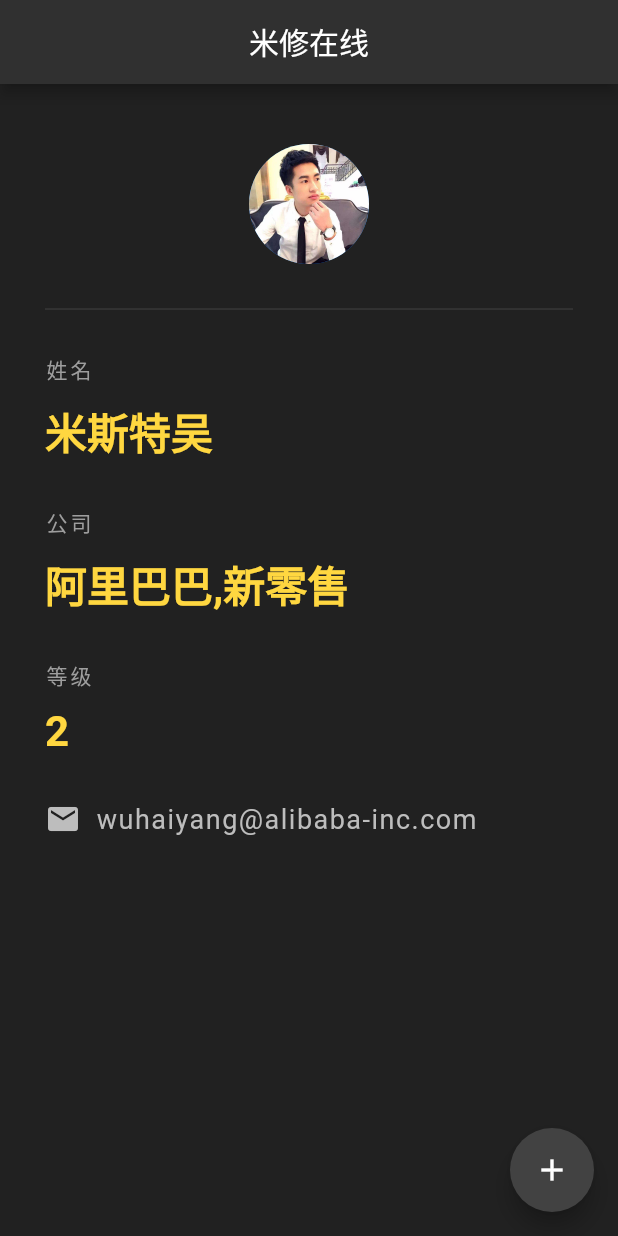
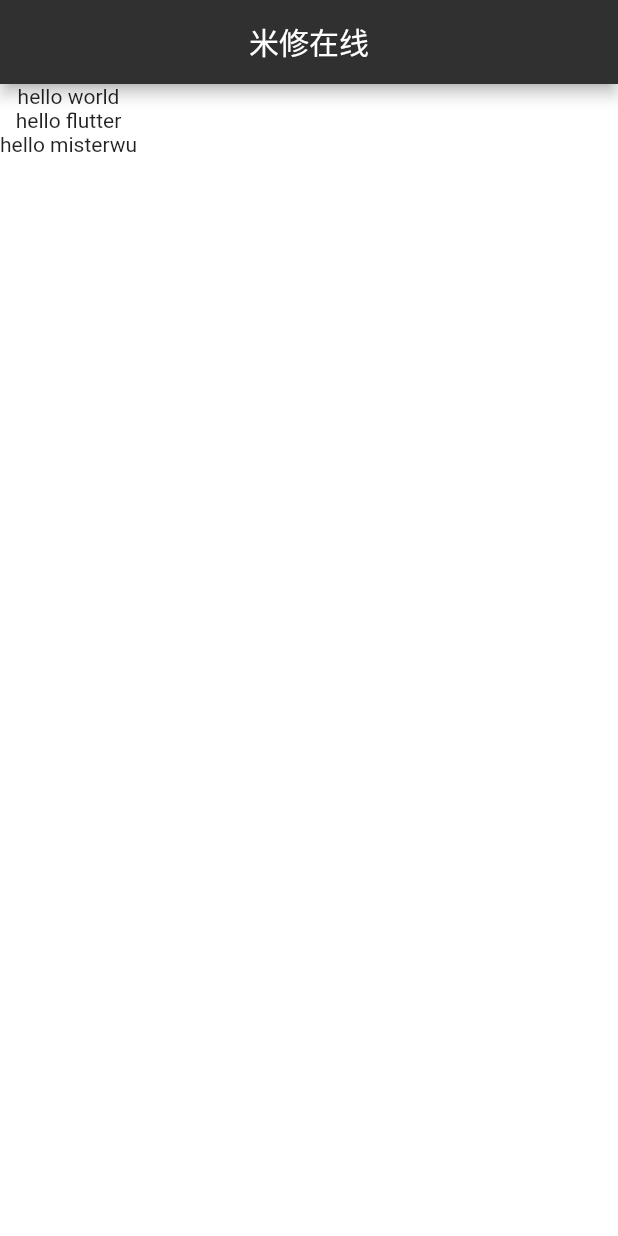
Before and after one commit to hemiahwu/flutter-basic-playlist, a Flutter app: the screen it shows after launch, on a phone screen of 412 x 824 dp. Run offline on Flutter 3.47's test engine with Material 2 defaults, Android fonts, the phone set to English and light mode, and no system bars.

Commit message:
lesson-15

```diff
--- a/lib/main.dart
+++ b/lib/main.dart
@@ -10,91 +10,34 @@ class Home extends StatefulWidget {
 }
 
 class _HomeState extends State<Home> {
-  int level = 2;
+
+  List<String> datas = [
+    "hello world",
+    "hello flutter",
+    "hello misterwu"
+  ];
+
   @override
   Widget build(BuildContext context) {
     return Scaffold(
-      backgroundColor: Colors.grey[900],
+      backgroundColor: Colors.white,
       appBar: AppBar(
         title: Text("米修在线"),
         centerTitle: true,
         backgroundColor: Colors.grey[850],
       ),
-      floatingActionButton: FloatingActionButton(
-        onPressed: (){
-          setState(() {
-            level += 1;
-          });
-        },
-        backgroundColor: Colors.grey[800],
-        child: Icon(Icons.add),
-      ),
-      body: Padding(
-          padding: const EdgeInsets.fromLTRB(30.0, 40.0, 30.0, 0),
-          child: Column(
-            crossAxisAlignment: CrossAxisAlignment.start,
-            children: <Widget>[
-              Center(
-                child: CircleAvatar(
-                  backgroundImage: AssetImage('assets/me.jpg'),
-                  radius: 40.0,
-                ),
-              ),
 
-              Divider(
-                height: 60.0,
-                color: Colors.grey[800],
-              ),
+      body: Column(
+//        children: datas.map((data){
+//          return Text(data);
+//        }).toList()
 
-              Text("姓名",style: TextStyle(
-                color:Colors.grey,
-                letterSpacing: 2.0
-              )),
-              SizedBox(height: 10.0),
-              Text("米斯特吴",style: TextStyle(
-                color: Colors.amberAccent[200],
-                fontWeight: FontWeight.bold,
-                fontSize: 28.0
-              )),
-              SizedBox(height: 30.0),
-              Text("公司",style: TextStyle(
-                  color:Colors.grey,
-                  letterSpacing: 2.0
-              )),
-              SizedBox(height: 10.0),
-              Text("阿里巴巴,新零售",style: TextStyle(
-                  color: Colors.amberAccent[200],
-                  fontWeight: FontWeight.bold,
-                  fontSize: 28.0
-              )),
-              SizedBox(height: 30.0),
-              Text("等级",style: TextStyle(
-                  color:Colors.grey,
-                  letterSpacing: 2.0
-              )),
-              SizedBox(height: 10.0),
-              Text("$level",style: TextStyle(
-                  color: Colors.amberAccent[200],
-                  fontWeight: FontWeight.bold,
-                  fontSize: 28.0
-              )),
-              SizedBox(height: 30.0),
-              Row(
-                children: <Widget>[
-                  Icon(
-                    Icons.email,
-                    color:Colors.grey[400]
-                  ),
-                  SizedBox(width: 10.0),
-                  Text('wuhaiyang@alibaba-inc.com',style: TextStyle(
-                    color: Colors.grey[400],
-                    fontSize: 18.0,
-                    letterSpacing: 1.0
-                  ))
-                ],
-              ),
-            ],
-          ),
+          children: datas.map((data) => Text(data)).toList()
+//        children: <Widget>[
+//          Text("hello world"),
+//          Text("hello flutter"),
+//          Text("hello misterwu"),
+//        ],
       ),
     );
   }
```
